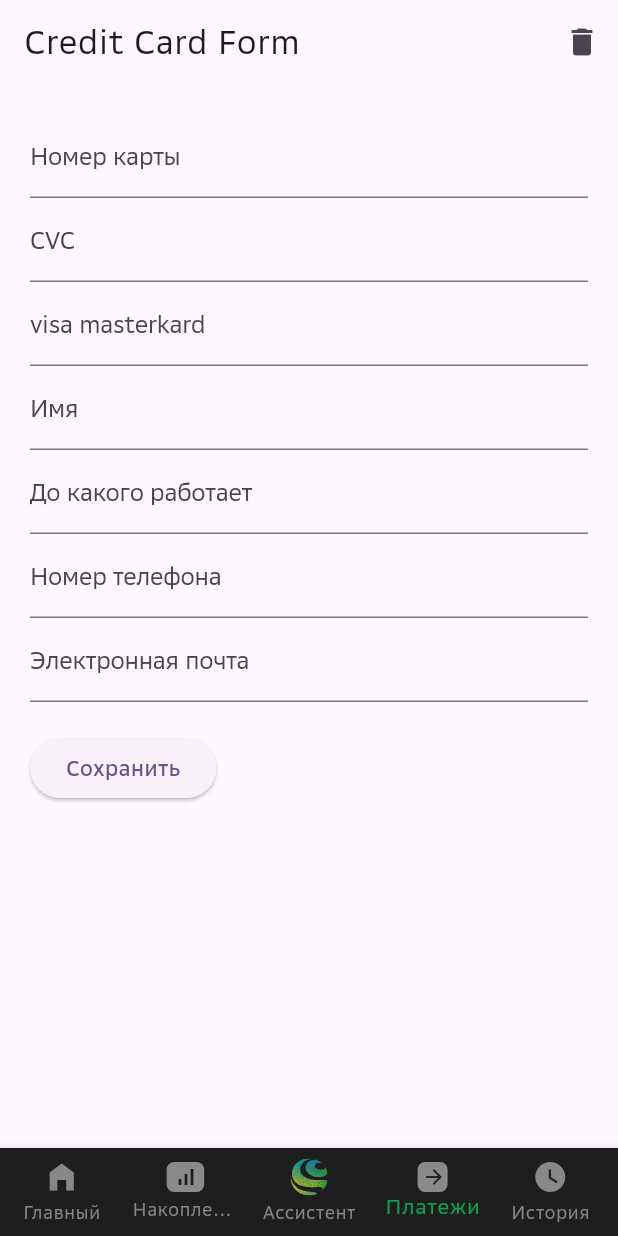
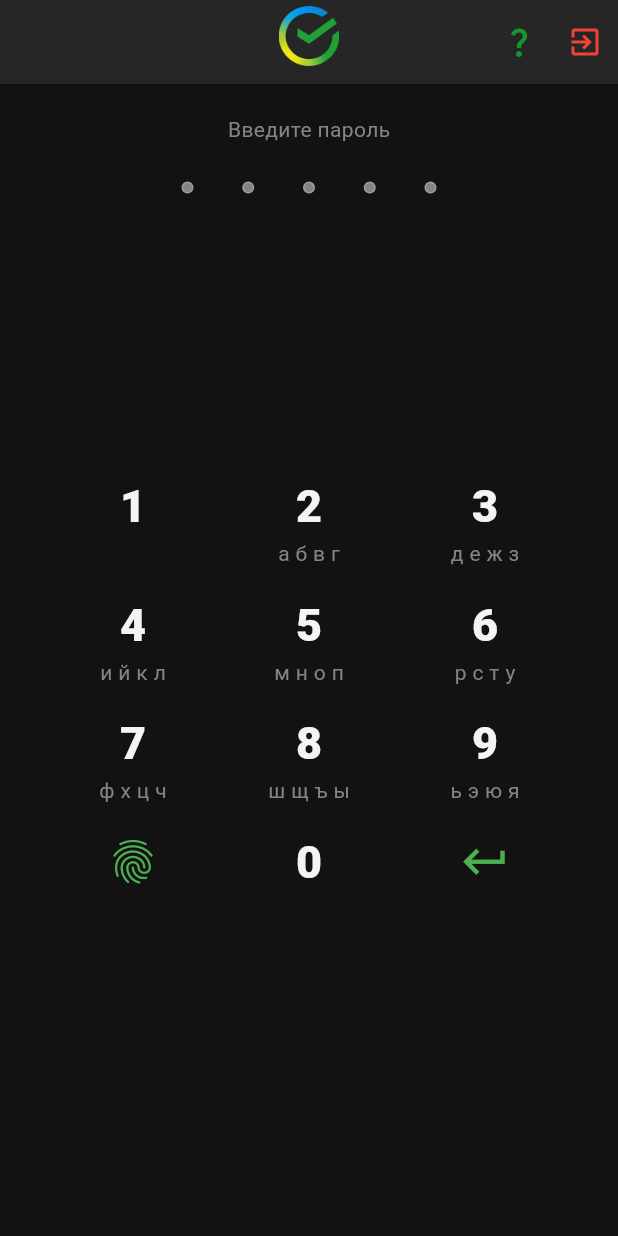
Before and after one commit to ErikBagaev1/sber, a Flutter app: the screen it shows after launch, on a phone screen of 412 x 824 dp. Run offline on Flutter 3.47's test engine with Material 3 defaults, Android fonts, the phone set to English and light mode, and no system bars; our stand-ins replace flutter_svg, image_picker, shared_preferences.

Commit message:
пароль

```diff
--- a/lib/main.dart
+++ b/lib/main.dart
@@ -4,9 +4,9 @@ import 'package:sber/models/profile.dart';
 import 'package:sber/pages/add_chek_page.dart';
 import 'package:sber/pages/clean_page.dart';
 import 'package:sber/pages/history_page.dart';
+import 'package:sber/pages/password.dart';
 import 'package:shared_preferences/shared_preferences.dart';
 
-import 'pages/add_profile_data.dart';
 import 'pages/home_page.dart';
 
 void main() {
@@ -35,7 +35,7 @@ class MyApp extends StatelessWidget {
         highlightColor: Colors.transparent,
         useMaterial3: true,
       ),
-      home: const MyHomePage(title: 'Сбербанк'),
+      home: const PinCodeScreen(),
     );
   }
 }
@@ -113,7 +113,7 @@ class _MyHomePageState extends State<MyHomePage> {
                 HomePage(myCreditCard: myCreditCard),
                 const ClearDataScreen(),
                 const ChekAdd(),
-                const AddProfileData(),
+                const PinCodeScreen(),
                 HistoryPage(myCreditCard: myCreditCard),
               ],
             );
--- /dev/null
+++ b/lib/pages/password.dart
@@ -0,0 +1,277 @@
+import 'package:flutter/material.dart';
+import 'package:sber/pages/animation_page.dart';
+import 'package:sber/theme/colors.dart';
+
+class PinCodeScreen extends StatefulWidget {
+  const PinCodeScreen({super.key});
+
+  @override
+  _PinCodeScreenState createState() => _PinCodeScreenState();
+}
+
+class _PinCodeScreenState extends State<PinCodeScreen> {
+  String pin = '';
+  List<bool> filledDots = [false, false, false, false, false];
+
+  void inputDigit(int digit) {
+    if (filledDots.contains(false)) {
+      int index = filledDots.indexOf(false);
+      setState(() {
+        filledDots[index] = true;
+      });
+    }
+
+    // Дополняем введенный пин-код
+    if (pin.length < 5) {
+      setState(() {
+        pin += digit.toString();
+      });
+      if (pin.length == 5) {
+        checkPin(pin);
+      }
+    }
+  }
+
+  void checkPin(String pin) {
+    if (pin == '12358') {
+      Navigator.push(
+        context,
+        MaterialPageRoute(builder: (context) => const NextScreen()),
+      );
+    } else {
+      setState(() {
+        pin = '';
+        filledDots = [
+          false,
+          false,
+          false,
+          false,
+          false
+        ]; // Очищаем заполненные точки
+      });
+    }
+  }
+
+  @override
+  Widget build(BuildContext context) {
+    return MaterialApp(
+      home: Scaffold(
+        backgroundColor: BODY_BLACK,
+        appBar: AppBar(
+          actions: const [
+            Icon(
+              Icons.question_mark_outlined,
+              color: GREEN_MEDIUM,
+            ),
+            SizedBox(
+              width: 20,
+            ),
+            Icon(
+              Icons.exit_to_app_outlined,
+              color: Colors.red,
+            ),
+            SizedBox(
+              width: 10,
+            ),
+          ],
+          backgroundColor: BODY_DARK_GRAY,
+          title: Padding(
+            padding: const EdgeInsets.only(bottom: 8.0),
+            child: Image.asset(
+              'assets/LOGO.png',
+              width: 40,
+            ),
+          ),
+          centerTitle: true,
+        ),
+        body: Padding(
+          padding: const EdgeInsets.symmetric(horizontal: 30.0),
+          child: Column(
+            mainAxisAlignment: MainAxisAlignment.center,
+            children: [
+              Column(
+                children: [
+                  const SizedBox(
+                    height: 20,
+                  ),
+                  const Text(
+                    'Введите пароль',
+                    style: TextStyle(color: TEXT_GRAY),
+                  ),
+                  const SizedBox(
+                    height: 20,
+                  ),
+                  SizedBox(
+                    width: 180,
+                    child: Row(
+                      mainAxisAlignment: MainAxisAlignment.spaceBetween,
+                      children: [
+                        for (int i = 0; i < 5; i++)
+                          Padding(
+                            padding: const EdgeInsets.all(5.0),
+                            child: Container(
+                              width: 8,
+                              height: 8,
+                              decoration: BoxDecoration(
+                                shape: BoxShape.circle,
+                                color: filledDots[i] ? GREEN_LITE : TEXT_GRAY,
+                                border: Border.all(color: Colors.grey),
+                              ),
+                            ),
+                          ),
+                      ],
+                    ),
+                  ),
+                ],
+              ),
+              const Spacer(),
+              const SizedBox(height: 20),
+              Row(
+                mainAxisAlignment: MainAxisAlignment.spaceEvenly,
+                children: [
+                  PinKey(text: '       ', digit: 1, onPressed: inputDigit),
+                  PinKey(text: 'а б в г', digit: 2, onPressed: inputDigit),
+                  PinKey(text: 'д е ж з', digit: 3, onPressed: inputDigit),
+                ],
+              ),
+              Row(
+                mainAxisAlignment: MainAxisAlignment.spaceEvenly,
+                children: [
+                  PinKey(text: 'и й к л', digit: 4, onPressed: inputDigit),
+                  PinKey(text: 'м н о п', digit: 5, onPressed: inputDigit),
+                  PinKey(text: 'р с т у', digit: 6, onPressed: inputDigit),
+                ],
+              ),
+              Row(
+                mainAxisAlignment: MainAxisAlignment.spaceEvenly,
+                children: [
+                  PinKey(text: 'ф х ц ч', digit: 7, onPressed: inputDigit),
+                  PinKey(text: 'ш щ ъ ы', digit: 8, onPressed: inputDigit),
+                  PinKey(text: 'ь э ю я', digit: 9, onPressed: inputDigit),
+                ],
+              ),
+              Row(
+                mainAxisAlignment: MainAxisAlignment.center,
+                children: [
+                  const Expanded(
+                      child: Padding(
+                    padding: EdgeInsets.only(bottom: 20.0),
+                    child: Icon(
+                      Icons.fingerprint,
+                      color: Colors.green,
+                      size: 35,
+                    ),
+                  )),
+                  PinKey(text: '     ', digit: 0, onPressed: inputDigit),
+                  Expanded(
+                    child: Padding(
+                      padding: const EdgeInsets.only(bottom: 20.0),
+                      child: InkWell(
+                        // Иконка "удалить последний символ"
+                        child: const Icon(
+                          Icons.keyboard_return_sharp,
+                          color: Colors.green,
+                          size: 35,
+                        ),
+                        onTap: () {
+                          if (pin.isNotEmpty) {
+                            setState(() {
+                              pin = pin.substring(
+                                  0,
+                                  pin.length -
+                                      1); // Удаляем последний символ из пин-кода
+                              filledDots[pin.length] =
+                                  false; // Убираем закрашивание последнего кружка
+                            });
+                          }
+                        },
+                      ),
+                    ),
+                  ),
+                ],
+              ),
+              const SizedBox(
+                height: 200,
+              ),
+            ],
+          ),
+        ),
+      ),
+    );
+  }
+}
+
+class PinDigitDisplay extends StatelessWidget {
+  final int index;
+  final String digit;
+
+  const PinDigitDisplay({super.key, required this.index, required this.digit});
+
+  @override
+  Widget build(BuildContext context) {
+    return Container(
+      width: 50,
+      height: 50,
+      margin: const EdgeInsets.all(5),
+      alignment: Alignment.center,
+      child: Text(
+        digit,
+        style: const TextStyle(fontSize: 24),
+      ),
+    );
+  }
+}
+
+class PinKey extends StatelessWidget {
+  final String text;
+  final int digit;
+  final Function(int) onPressed;
+
+  const PinKey(
+      {super.key,
+      required this.digit,
+      required this.onPressed,
+      required this.text});
+
+  @override
+  Widget build(BuildContext context) {
+    return Expanded(
+      child: InkWell(
+        borderRadius: BorderRadius.circular(50),
+        onTap: () => onPressed(digit),
+        child: Padding(
+          padding: const EdgeInsets.all(8.0),
+          child: Container(
+            child: Column(
+              mainAxisAlignment: MainAxisAlignment.center,
+              children: [
+                Row(
+                  mainAxisAlignment: MainAxisAlignment.center,
+                  children: [
+                    Text(
+                      digit.toString(),
+                      style: const TextStyle(
+                        fontSize: 30,
+                        fontWeight: FontWeight.w900,
+                        color: Color(0xfff4f4f4),
+                      ),
+                    ),
+                  ],
+                ),
+                Row(
+                  mainAxisAlignment: MainAxisAlignment.center,
+                  children: [
+                    Text(
+                      text,
+                      style: const TextStyle(fontSize: 14, color: TEXT_GRAY),
+                    ),
+                  ],
+                )
+              ],
+            ),
+          ),
+        ),
+      ),
+    );
+  }
+}
```
Also changed, not shown: lib/pages/animation_page.dart (added, +99 -0 lines), assets/animation_page.jpg (added).
